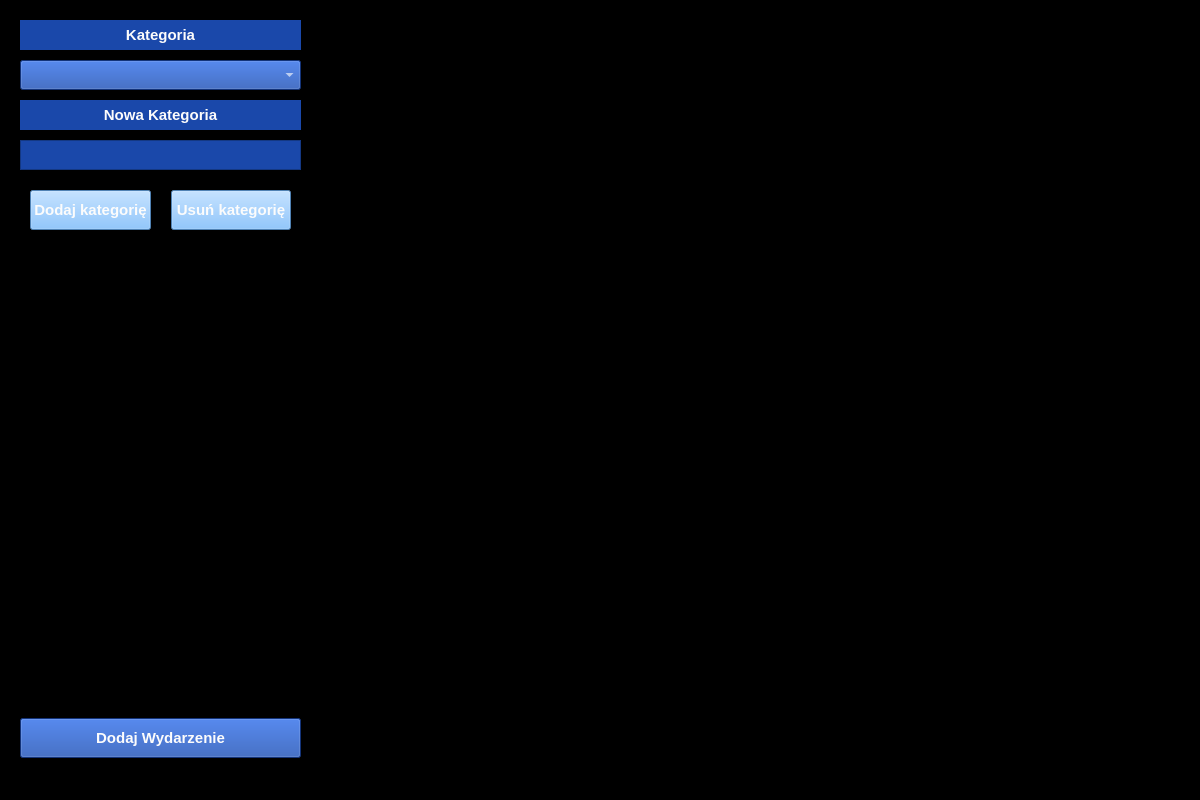
First picture: the form in GUI.ui, repository LeMeTwo/JPWP2022, before the edit.
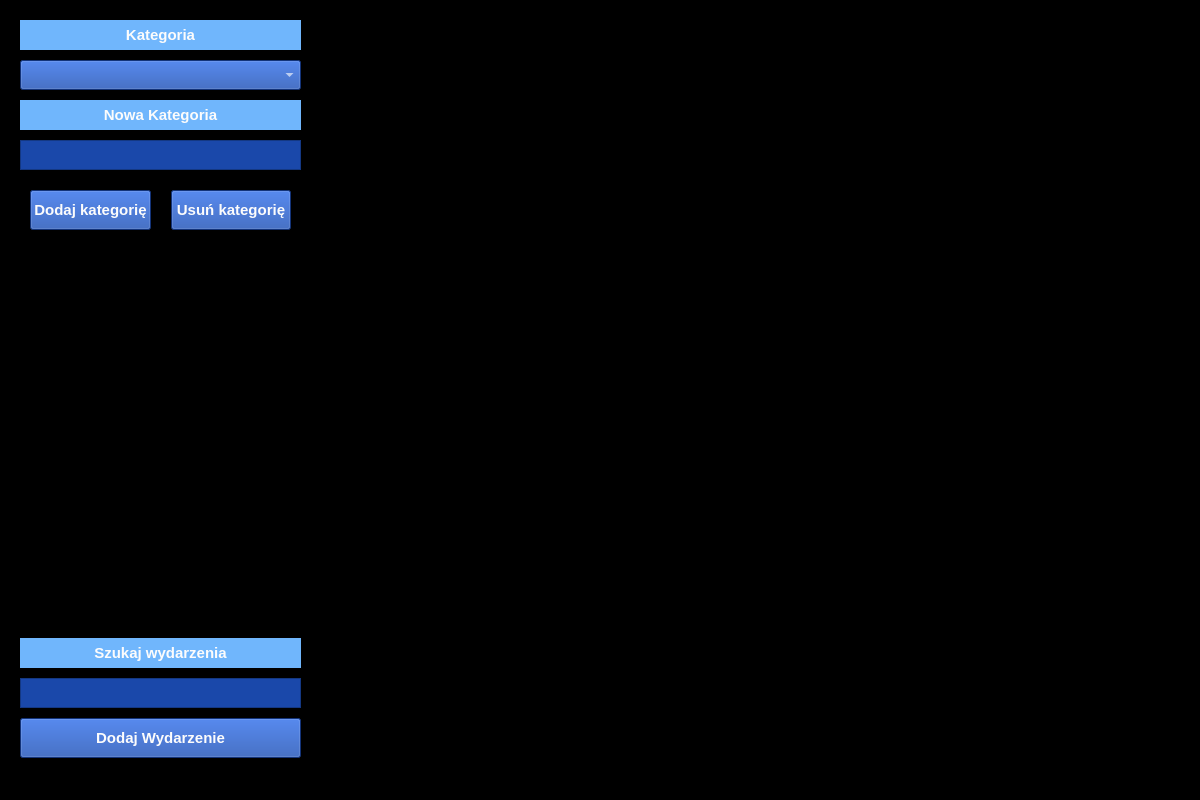
Second picture: the form after the edit. Icons and pictures are not drawn.

Commit message: GUI - add textBrowser icon

What changed in the file:
```diff
--- a/GUI.ui
+++ b/GUI.ui
@@ -117,7 +117,7 @@
          </font>
         </property>
         <property name="styleSheet">
-         <string notr="true">background-color:rgb(26, 72, 170);
+         <string notr="true">background-color: rgb(112, 182, 252);
 color: rgb(252,252,252);</string>
         </property>
         <property name="text">
@@ -173,22 +173,6 @@
         </property>
        </widget>
       </item>
-      <item>
-       <spacer name="verticalSpacer">
-        <property name="orientation">
-         <enum>Qt::Vertical</enum>
-        </property>
-        <property name="sizeType">
-         <enum>QSizePolicy::Maximum</enum>
-        </property>
-        <property name="sizeHint" stdset="0">
-         <size>
-          <width>20</width>
-          <height>80</height>
-         </size>
-        </property>
-       </spacer>
-      </item>
       <item>
        <widget class="QLabel" name="label">
         <property name="sizePolicy">
@@ -217,7 +201,7 @@
          </font>
         </property>
         <property name="styleSheet">
-         <string notr="true">background-color:rgb(26, 72, 170);
+         <string notr="true">background-color: rgb(112, 182, 252);
 color: rgb(252,252,252);</string>
         </property>
         <property name="text">
@@ -312,7 +296,7 @@
            </font>
           </property>
           <property name="styleSheet">
-           <string notr="true">background-color: rgb(112, 182, 252);
+           <string notr="true">background-color:rgb(26, 72, 170);
 color: rgb(252,252,252);</string>
           </property>
           <property name="text">
@@ -348,7 +332,7 @@
            </font>
           </property>
           <property name="styleSheet">
-           <string notr="true">background-color: rgb(112, 182, 252);
+           <string notr="true">background-color:rgb(26, 72, 170);
 color: rgb(252,252,252);</string>
           </property>
           <property name="text">
@@ -359,7 +343,7 @@
        </layout>
       </item>
       <item>
-       <spacer name="verticalSpacer_2">
+       <spacer name="verticalSpacer">
         <property name="orientation">
          <enum>Qt::Vertical</enum>
         </property>
@@ -374,6 +358,84 @@
         </property>
        </spacer>
       </item>
+      <item>
+       <widget class="QLabel" name="label_3">
+        <property name="sizePolicy">
+         <sizepolicy hsizetype="Minimum" vsizetype="Minimum">
+          <horstretch>0</horstretch>
+          <verstretch>0</verstretch>
+         </sizepolicy>
+        </property>
+        <property name="minimumSize">
+         <size>
+          <width>200</width>
+          <height>30</height>
+         </size>
+        </property>
+        <property name="maximumSize">
+         <size>
+          <width>400</width>
+          <height>30</height>
+         </size>
+        </property>
+        <property name="font">
+         <font>
+          <pointsize>11</pointsize>
+          <weight>75</weight>
+          <bold>true</bold>
+         </font>
+        </property>
+        <property name="focusPolicy">
+         <enum>Qt::WheelFocus</enum>
+        </property>
+        <property name="styleSheet">
+         <string notr="true">background-color: rgb(112, 182, 252);
+color: rgb(252,252,252);</string>
+        </property>
+        <property name="text">
+         <string>Szukaj wydarzenia</string>
+        </property>
+        <property name="alignment">
+         <set>Qt::AlignCenter</set>
+        </property>
+       </widget>
+      </item>
+      <item>
+       <widget class="QTextBrowser" name="textBrowser">
+        <property name="sizePolicy">
+         <sizepolicy hsizetype="Minimum" vsizetype="Minimum">
+          <horstretch>0</horstretch>
+          <verstretch>0</verstretch>
+         </sizepolicy>
+        </property>
+        <property name="minimumSize">
+         <size>
+          <width>200</width>
+          <height>30</height>
+         </size>
+        </property>
+        <property name="maximumSize">
+         <size>
+          <width>400</width>
+          <height>30</height>
+         </size>
+        </property>
+        <property name="font">
+         <font>
+          <pointsize>11</pointsize>
+          <weight>75</weight>
+          <bold>true</bold>
+         </font>
+        </property>
+        <property name="focusPolicy">
+         <enum>Qt::StrongFocus</enum>
+        </property>
+        <property name="styleSheet">
+         <string notr="true">background-color:rgb(26, 72, 170);
+color: rgb(252,252,252);</string>
+        </property>
+       </widget>
+      </item>
       <item>
        <widget class="QPushButton" name="pushButton">
         <property name="sizePolicy">
```
The commit also changes 1 other file.
